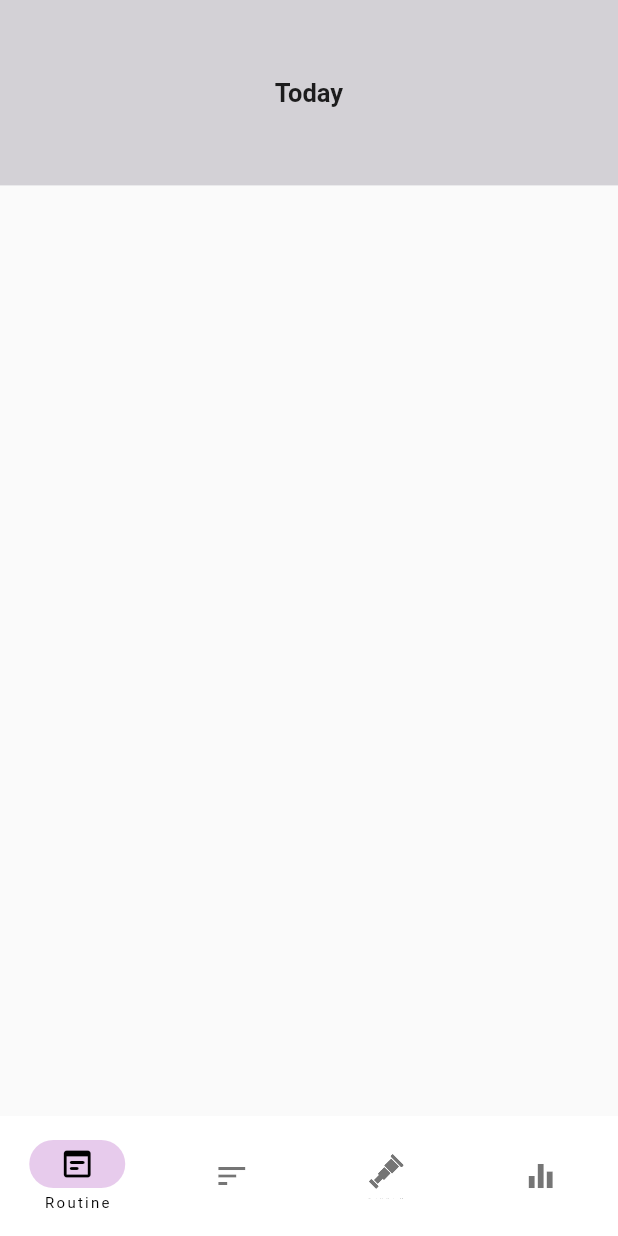
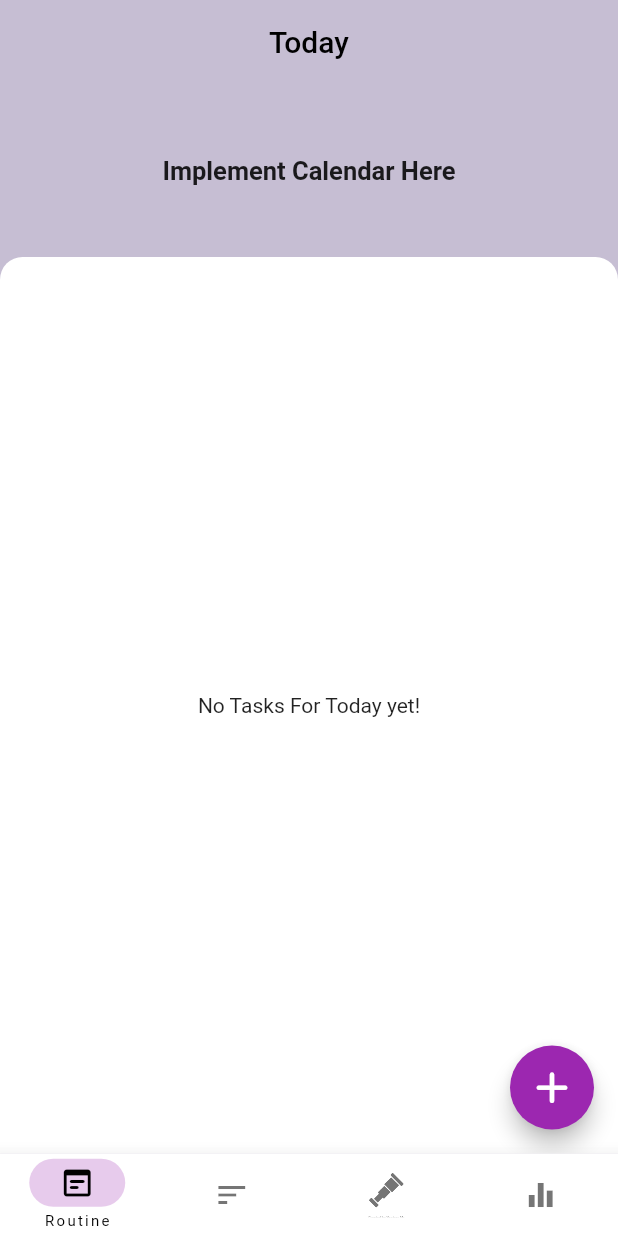
Before and after one commit to teederx/to_do.2.0, a Flutter app: the screen it shows after launch, on a phone screen of 412 x 824 dp. Run offline on Flutter 3.47's test engine with Material 2 defaults, Android fonts, the light colour scheme and no system bars; our stand-ins replace flutter_hooks, flutter_svg; missing offline and left inert: gif_view.

Commit message:
modifying routines page

```diff
--- a/lib/screens/home_screen.dart
+++ b/lib/screens/home_screen.dart
@@ -17,11 +17,9 @@ class _HomeScreenState extends State<HomeScreen> {
   int currentPageIndex = 0;
   @override
   Widget build(BuildContext context) {
-    Size screenSize = MediaQuery.of(context).size;
-    double bottomNavigationBarHeight = MediaQuery.of(context).padding.bottom;
-    double screenHeight = screenSize.height - bottomNavigationBarHeight;
-    return Scaffold(
-      bottomNavigationBar: NavigationBar(
+    var bottomNavigation = NavigationBar(
+      elevation: 10,
+      shadowColor: Colors.black,
       backgroundColor: Colors.white,
       onDestinationSelected: (int index) {
         setState(() {
@@ -53,8 +51,7 @@ class _HomeScreenState extends State<HomeScreen> {
             'assets/noun-telescope-2145896.svg',
             height: 30,
             width: 30,
-              colorFilter:
-                  const ColorFilter.mode(Colors.black, BlendMode.srcIn),
+            colorFilter: const ColorFilter.mode(Colors.black, BlendMode.srcIn),
           ),
           icon: SvgPicture.asset(
             'assets/noun-telescope-2145896.svg',
@@ -74,10 +71,19 @@ class _HomeScreenState extends State<HomeScreen> {
           label: 'Profile',
         ),
       ],
+    );
+    var statusBarHeight = MediaQuery.of(context).viewPadding.top;
+    Size screenSize = MediaQuery.of(context).size;
+    var bottomSpace = MediaQuery.of(context).viewPadding.bottom;
+    var screenHeight = screenSize.height - 55 - statusBarHeight - bottomSpace;
+    return Scaffold(
+      bottomNavigationBar: SizedBox(
+        height: 55,
+        child: bottomNavigation,
       ),
       body: <Widget>[
         RoutineClass(
-          screenSize: screenSize,
+          screenHeight: screenHeight,
         ),
         DiscoverClass(
           screenHeight: screenHeight,
--- a/lib/widgets/routine_class.dart
+++ b/lib/widgets/routine_class.dart
@@ -3,29 +3,79 @@ import 'package:flutter/material.dart';
 class RoutineClass extends StatelessWidget {
   const RoutineClass({
     super.key,
-    required this.screenSize,
+    required this.screenHeight,
   });
-  final Size screenSize;
+  final double screenHeight;
 
   @override
   Widget build(BuildContext context) {
-    return Column(
+    double calendarHeight = screenHeight * 0.15;
+    double height = screenHeight - kToolbarHeight - calendarHeight;
+    return Scaffold(
+      backgroundColor: const Color.fromARGB(255, 198, 190, 211),
+      appBar: AppBar(
+        title: const Text('Today'),
+        foregroundColor: Colors.black,
+        backgroundColor: const Color.fromARGB(255, 198, 190, 211),
+        elevation: 0,
+        centerTitle: true,
+      ),
+      body: Column(
         crossAxisAlignment: CrossAxisAlignment.stretch,
         children: [
           Container(
-          height: screenSize.height * 0.15,
-          color: const Color.fromARGB(255, 211, 209, 214),
+            height: calendarHeight,
+            color: const Color.fromARGB(255, 198, 190, 211),
             child: const Center(
               child: Text(
-              'Today',
+                'Implement Calendar Here',
                 style: TextStyle(
                   fontSize: 17,
                   fontWeight: FontWeight.w600,
                 ),
               ),
             ),
-        )
+          ),
+          Container(
+            height: height,
+            decoration: const BoxDecoration(
+              color: Colors.white,
+              borderRadius: BorderRadius.only(
+                topLeft: Radius.circular(15),
+                topRight: Radius.circular(15),
+              ),
+            ),
+            child: const Center(
+              child: Text('No Tasks For Today yet!'),
+            ),
+          ),
         ],
+      ),
+      floatingActionButton: FloatingActionButton(
+        onPressed: () => null,
+        child: const Icon(
+          Icons.add_rounded,
+          size: 35,
+        ),
+      ),
     );
   }
 }
+// Column(
+//       crossAxisAlignment: CrossAxisAlignment.stretch,
+//       children: [
+//         Container(
+//           height: screenSize.height * 0.13,
+//           color: const Color.fromARGB(255, 211, 209, 214),
+//           child: const Center(
+//             child: Text(
+//               'Today',
+//               style: TextStyle(
+//                 fontSize: 17,
+//                 fontWeight: FontWeight.w600,
+//               ),
+//             ),
+//           ),
+//         )
+//       ],
+//     )
```
Lines whose indentation alone changed are shown as unchanged.
